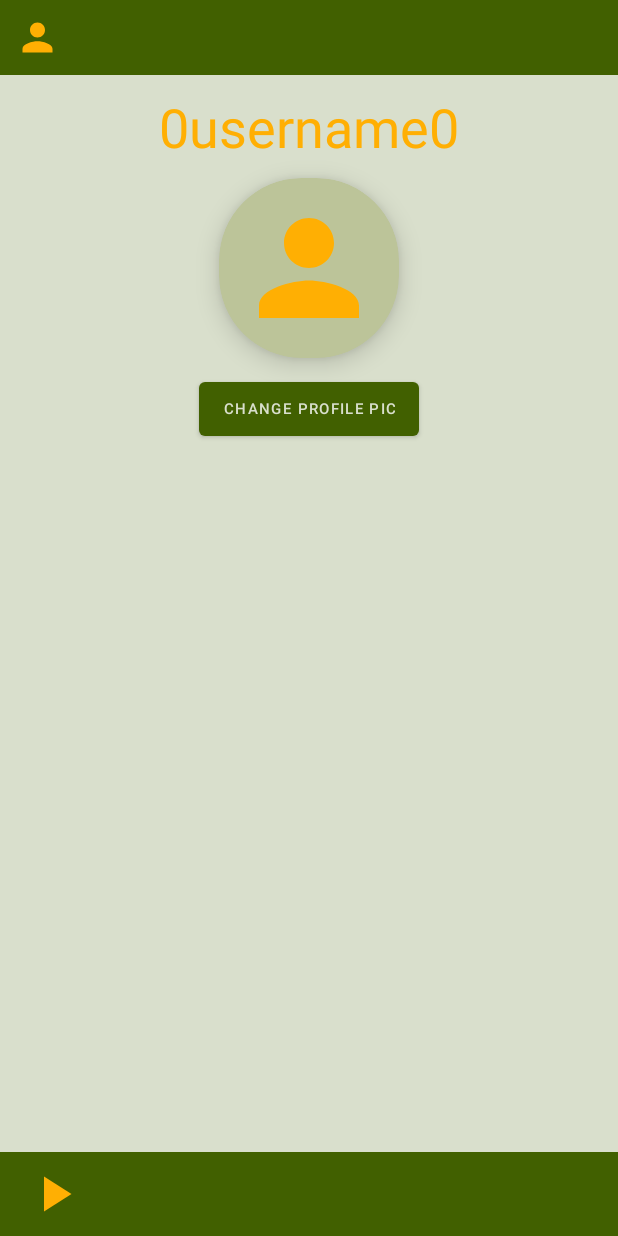
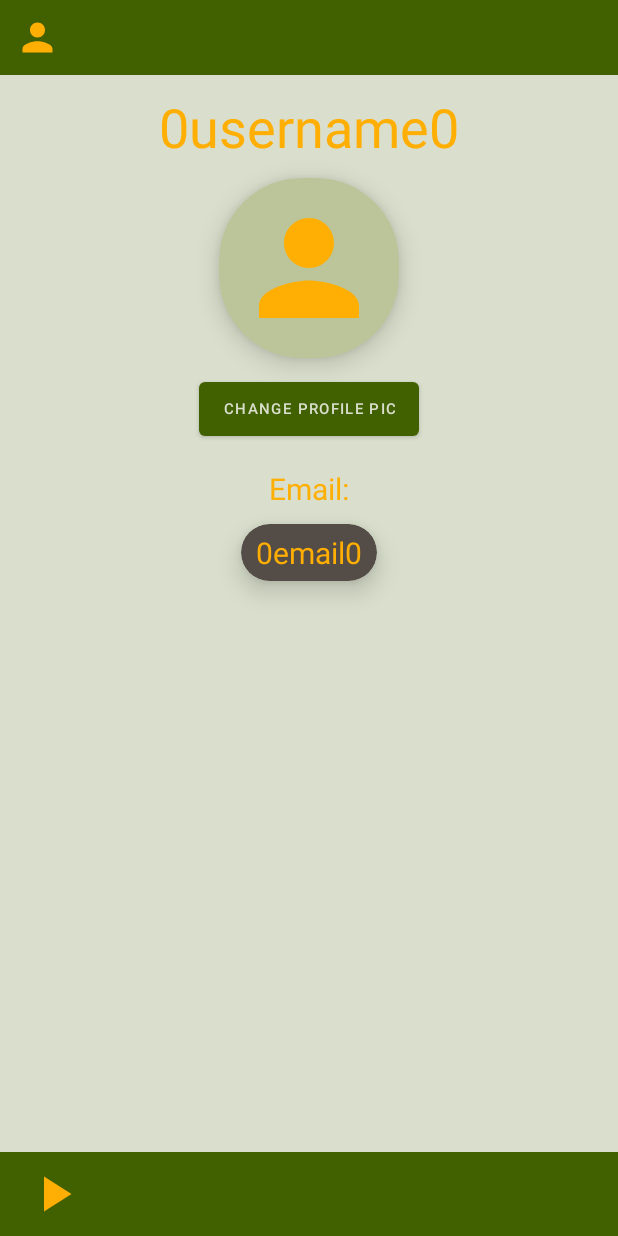
Before and after one commit to doka900/AndroidQuiz, an Android app: the ProfileActivity screen opened directly, with no data from a screen before it, on a phone screen of 412 x 824 dp. Run offline under Robolectric (Android 15) with nearby library versions, the phone set to English and light mode, and no system bars.

Commit message:
Test commit

```diff
--- a/Frontend/AndroidQuiz/app/src/main/res/layout/activity_profile.xml
+++ b/Frontend/AndroidQuiz/app/src/main/res/layout/activity_profile.xml
@@ -56,6 +56,42 @@
             android:text="Change profile pic"
             android:textSize="10sp" />
 
+        <TextView
+            android:layout_width="match_parent"
+            android:layout_height="wrap_content"
+            android:layout_gravity="center_horizontal"
+            android:layout_marginTop="15dp"
+            android:text="Email:"
+            android:textAlignment="center"
+            android:textColor="@color/golden"
+            android:textSize="20sp" />
+
+        <androidx.cardview.widget.CardView
+            android:layout_width="wrap_content"
+            android:layout_height="wrap_content"
+            android:layout_gravity="center_horizontal"
+            android:layout_marginTop="10dp"
+            card_view:cardCornerRadius="20dp"
+            card_view:cardElevation="10dp"
+            card_view:cardBackgroundColor="@color/dark_gray"
+            android:gravity="center"
+            android:orientation="vertical">
+
+            <TextView
+                android:layout_width="wrap_content"
+                android:layout_height="wrap_content"
+                android:layout_gravity="center_horizontal"
+                android:layout_marginTop="5dp"
+                android:text="0email0"
+                android:layout_marginHorizontal="10dp"
+                android:layout_marginVertical="5dp"
+                android:textAlignment="center"
+                android:textColor="@color/golden"
+                android:textSize="20sp" />
+
+        </androidx.cardview.widget.CardView>
+
+
 
 
     </LinearLayout>
```
